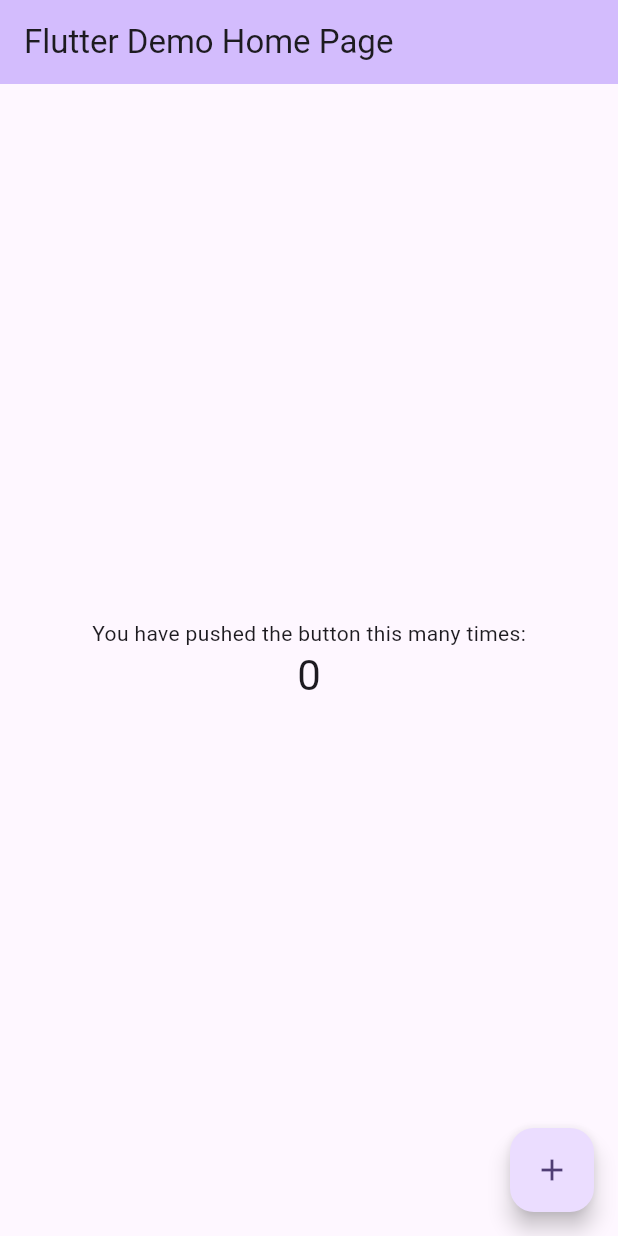
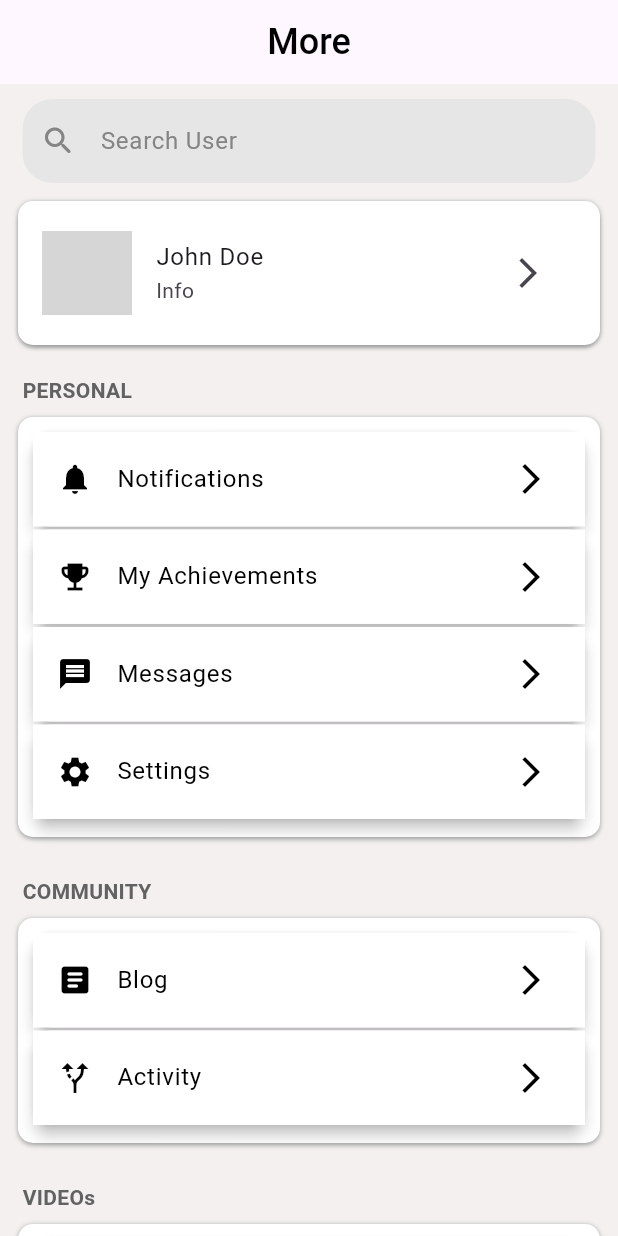
Before and after one commit to imperialrogers/DS304-Project, a Flutter app: the screen it shows after launch, on a phone screen of 412 x 824 dp. Run offline on Flutter 3.47's test engine with Material 3 defaults, Android fonts, the phone set to English and light mode, and no system bars; network calls fail; grey boxes are pictures that could not be loaded.

Commit message:
More Screen

```diff
--- a/lib/main.dart
+++ b/lib/main.dart
@@ -1,3 +1,4 @@
+import 'package:ds304/screens/more.dart';
 import 'package:flutter/material.dart';
 
 void main() {
@@ -7,119 +8,16 @@ void main() {
 class MyApp extends StatelessWidget {
   const MyApp({super.key});
 
-  // This widget is the root of your application.
   @override
   Widget build(BuildContext context) {
     return MaterialApp(
+      debugShowCheckedModeBanner: false,
       title: 'Flutter Demo',
       theme: ThemeData(
-        // This is the theme of your application.
-        //
-        // TRY THIS: Try running your application with "flutter run". You'll see
-        // the application has a blue toolbar. Then, without quitting the app,
-        // try changing the seedColor in the colorScheme below to Colors.green
-        // and then invoke "hot reload" (save your changes or press the "hot
-        // reload" button in a Flutter-supported IDE, or press "r" if you used
-        // the command line to start the app).
-        //
-        // Notice that the counter didn't reset back to zero; the application
-        // state is not lost during the reload. To reset the state, use hot
-        // restart instead.
-        //
-        // This works for code too, not just values: Most code changes can be
-        // tested with just a hot reload.
         colorScheme: ColorScheme.fromSeed(seedColor: Colors.deepPurple),
         useMaterial3: true,
       ),
-      home: const MyHomePage(title: 'Flutter Demo Home Page'),
+      home: const MoreScreen(),
     );
   }
 }
-
-class MyHomePage extends StatefulWidget {
-  const MyHomePage({super.key, required this.title});
-
-  // This widget is the home page of your application. It is stateful, meaning
-  // that it has a State object (defined below) that contains fields that affect
-  // how it looks.
-
-  // This class is the configuration for the state. It holds the values (in this
-  // case the title) provided by the parent (in this case the App widget) and
-  // used by the build method of the State. Fields in a Widget subclass are
-  // always marked "final".
-
-  final String title;
-
-  @override
-  State<MyHomePage> createState() => _MyHomePageState();
-}
-
-class _MyHomePageState extends State<MyHomePage> {
-  int _counter = 0;
-
-  void _incrementCounter() {
-    setState(() {
-      // This call to setState tells the Flutter framework that something has
-      // changed in this State, which causes it to rerun the build method below
-      // so that the display can reflect the updated values. If we changed
-      // _counter without calling setState(), then the build method would not be
-      // called again, and so nothing would appear to happen.
-      _counter++;
-    });
-  }
-
-  @override
-  Widget build(BuildContext context) {
-    // This method is rerun every time setState is called, for instance as done
-    // by the _incrementCounter method above.
-    //
-    // The Flutter framework has been optimized to make rerunning build methods
-    // fast, so that you can just rebuild anything that needs updating rather
-    // than having to individually change instances of widgets.
-    return Scaffold(
-      appBar: AppBar(
-        // TRY THIS: Try changing the color here to a specific color (to
-        // Colors.amber, perhaps?) and trigger a hot reload to see the AppBar
-        // change color while the other colors stay the same.
-        backgroundColor: Theme.of(context).colorScheme.inversePrimary,
-        // Here we take the value from the MyHomePage object that was created by
-        // the App.build method, and use it to set our appbar title.
-        title: Text(widget.title),
-      ),
-      body: Center(
-        // Center is a layout widget. It takes a single child and positions it
-        // in the middle of the parent.
-        child: Column(
-          // Column is also a layout widget. It takes a list of children and
-          // arranges them vertically. By default, it sizes itself to fit its
-          // children horizontally, and tries to be as tall as its parent.
-          //
-          // Column has various properties to control how it sizes itself and
-          // how it positions its children. Here we use mainAxisAlignment to
-          // center the children vertically; the main axis here is the vertical
-          // axis because Columns are vertical (the cross axis would be
-          // horizontal).
-          //
-          // TRY THIS: Invoke "debug painting" (choose the "Toggle Debug Paint"
-          // action in the IDE, or press "p" in the console), to see the
-          // wireframe for each widget.
-          mainAxisAlignment: MainAxisAlignment.center,
-          children: <Widget>[
-            const Text(
-              'You have pushed the button this many times:',
-            ),
-            Text(
-              '$_counter',
-              style: Theme.of(context).textTheme.headlineMedium,
-            ),
-          ],
-        ),
-      ),
-      floatingActionButton: FloatingActionButton(
-        onPressed: _incrementCounter,
-        tooltip: 'Increment',
-        child: const Icon(Icons.add),
-      ), // This trailing comma makes auto-formatting nicer for build methods.
-    );
-  }
-}
--- /dev/null
+++ b/lib/screens/details.dart
@@ -0,0 +1,17 @@
+import 'package:flutter/material.dart';
+
+class DetailsScreen extends StatelessWidget {
+  const DetailsScreen({super.key});
+
+  @override
+  Widget build(BuildContext context) {
+    return Scaffold(
+      appBar: AppBar(
+        title: const Text('Details Screen'),
+      ),
+      body: const Center(
+        child: Text('Details Screen Content'),
+      ),
+    );
+  }
+}
--- /dev/null
+++ b/lib/screens/more.dart
@@ -0,0 +1,313 @@
+import 'package:ds304/screens/details.dart';
+import 'package:ds304/widgets/custom_card.dart';
+import 'package:flutter/material.dart';
+import 'package:ds304/widgets/search.dart';
+
+class MoreScreen extends StatelessWidget {
+  const MoreScreen({super.key});
+
+  Widget personal(BuildContext context) {
+    return SizedBox(
+      child: Column(
+        crossAxisAlignment: CrossAxisAlignment.start,
+        children: [
+          const Padding(
+            padding: EdgeInsets.only(left: 15.0, bottom: 8.0, top: 8.0),
+            child: Text(
+              "PERSONAL",
+              style: TextStyle(
+                color: Color.fromARGB(255, 99, 98, 98),
+                fontSize: 14,
+                fontWeight: FontWeight.w600,
+              ),
+            ),
+          ),
+          Padding(
+            padding: const EdgeInsets.symmetric(horizontal: 12.0),
+            child: Container(
+              decoration: BoxDecoration(
+                borderRadius: BorderRadius.circular(10),
+                color: Colors.white,
+                boxShadow: const [
+                  BoxShadow(
+                    color: Colors.grey,
+                    blurRadius: 2,
+                    offset: Offset(0, 1),
+                  ),
+                ],
+              ),
+              height: 280,
+              child: Padding(
+                padding: const EdgeInsets.only(top: 8.0),
+                child: Column(
+                  children: [
+                    CustomCard(
+                      icon: Icons.notifications,
+                      title: 'Notifications',
+                      onTap: () {
+                        // Navigate to a new screen
+                        Navigator.push(
+                          context,
+                          MaterialPageRoute(
+                            builder: (context) => const DetailsScreen(),
+                          ),
+                        );
+                      },
+                    ),
+                    CustomCard(
+                      icon: Icons.emoji_events,
+                      title: 'My Achievements',
+                      onTap: () {
+                        // Navigate to a new screen
+                        Navigator.push(
+                          context,
+                          MaterialPageRoute(
+                            builder: (context) => const DetailsScreen(),
+                          ),
+                        );
+                      },
+                    ),
+                    CustomCard(
+                      icon: Icons.message,
+                      title: 'Messages',
+                      onTap: () {
+                        // Handle card 3 tap
+                        Navigator.push(
+                          context,
+                          MaterialPageRoute(
+                            builder: (context) => const DetailsScreen(),
+                          ),
+                        );
+                      },
+                    ),
+                    CustomCard(
+                      icon: Icons.settings,
+                      title: 'Settings',
+                      onTap: () {
+                        // Navigate to a new screen
+                        Navigator.push(
+                          context,
+                          MaterialPageRoute(
+                            builder: (context) => const DetailsScreen(),
+                          ),
+                        );
+                      },
+                    ),
+                  ],
+                ),
+              ),
+            ),
+          )
+        ],
+      ),
+    );
+  }
+
+  Widget community(BuildContext context) {
+    return SizedBox(
+      child: Column(
+        crossAxisAlignment: CrossAxisAlignment.start,
+        children: [
+          const Padding(
+            padding: EdgeInsets.only(left: 15.0, bottom: 8.0, top: 8.0),
+            child: Text(
+              "COMMUNITY",
+              style: TextStyle(
+                color: Color.fromARGB(255, 99, 98, 98),
+                fontSize: 14,
+                fontWeight: FontWeight.w600,
+              ),
+            ),
+          ),
+          Padding(
+            padding: const EdgeInsets.symmetric(horizontal: 12.0),
+            child: Container(
+              decoration: BoxDecoration(
+                borderRadius: BorderRadius.circular(10),
+                color: Colors.white,
+                boxShadow: const [
+                  BoxShadow(
+                    color: Colors.grey,
+                    blurRadius: 2,
+                    offset: Offset(0, 1),
+                  ),
+                ],
+              ),
+              height: 150,
+              child: Padding(
+                padding: const EdgeInsets.only(top: 8.0),
+                child: Column(
+                  children: [
+                    CustomCard(
+                      icon: Icons.article_rounded,
+                      title: 'Blog',
+                      onTap: () {
+                        // Navigate to a new screen
+                        Navigator.push(
+                          context,
+                          MaterialPageRoute(
+                            builder: (context) => const DetailsScreen(),
+                          ),
+                        );
+                      },
+                    ),
+                    CustomCard(
+                      icon: Icons.alt_route_sharp,
+                      title: 'Activity',
+                      onTap: () {
+                        // Navigate to a new screen
+                        Navigator.push(
+                          context,
+                          MaterialPageRoute(
+                            builder: (context) => const DetailsScreen(),
+                          ),
+                        );
+                      },
+                    ),
+                  ],
+                ),
+              ),
+            ),
+          )
+        ],
+      ),
+    );
+  }
+
+  Widget video(BuildContext context) {
+    return SizedBox(
+      child: Column(
+        crossAxisAlignment: CrossAxisAlignment.start,
+        children: [
+          const Padding(
+            padding: EdgeInsets.only(left: 15.0, bottom: 8.0, top: 8.0),
+            child: Text(
+              "VIDEOs",
+              style: TextStyle(
+                color: Color.fromARGB(255, 99, 98, 98),
+                fontSize: 14,
+                fontWeight: FontWeight.w600,
+              ),
+            ),
+          ),
+          Padding(
+            padding: const EdgeInsets.symmetric(horizontal: 12.0),
+            child: Container(
+              decoration: BoxDecoration(
+                borderRadius: BorderRadius.circular(10),
+                color: Colors.white,
+                boxShadow: const [
+                  BoxShadow(
+                    color: Colors.grey,
+                    blurRadius: 2,
+                    offset: Offset(0, 1),
+                  ),
+                ],
+              ),
+              height: 90,
+              child: Padding(
+                padding: const EdgeInsets.only(top: 8.0, bottom: 10),
+                child: Column(
+                  children: [
+                    CustomCard(
+                      icon: Icons.videocam_outlined,
+                      title: 'Promo Videos',
+                      onTap: () {
+                        // Navigate to a new screen
+                        Navigator.push(
+                          context,
+                          MaterialPageRoute(
+                            builder: (context) => const DetailsScreen(),
+                          ),
+                        );
+                      },
+                    ),
+                  ],
+                ),
+              ),
+            ),
+          )
+        ],
+      ),
+    );
+  }
+
+  @override
+  Widget build(BuildContext context) {
+    return Scaffold(
+      backgroundColor: const Color.fromARGB(255, 244, 240, 240),
+      appBar: AppBar(
+        title: const Text(
+          'More',
+          style: TextStyle(
+            color: Colors.black,
+            fontSize: 24,
+            fontWeight: FontWeight.w500,
+          ),
+        ),
+        centerTitle: true,
+      ),
+      body: SingleChildScrollView(
+        child: Column(
+          crossAxisAlignment: CrossAxisAlignment.stretch,
+          children: [
+            // Search Button
+            const SearchWidget(),
+            // Card
+            SizedBox(
+              height: 120,
+              child: Card(
+                margin: const EdgeInsets.all(12.0),
+                child: Container(
+                  decoration: BoxDecoration(
+                    borderRadius: BorderRadius.circular(10),
+                    color: Colors.white,
+                    boxShadow: const [
+                      BoxShadow(
+                        color: Colors.grey,
+                        blurRadius: 2,
+                        offset: Offset(0, 1),
+                      ),
+                    ],
+                  ),
+                  child: Center(
+                    child: ListTile(
+                      leading: const CircleAvatar(
+                        radius: 30,
+                        backgroundImage: NetworkImage(
+                            'https://www.pngkey.com/png/detail/52-523516_empty-profile-picture-circle.png'),
+                      ),
+                      title: const Text('John Doe'),
+                      subtitle: const Text('Info'),
+                      trailing: IconButton(
+                        icon: const Icon(Icons.arrow_forward_ios),
+                        onPressed: () {
+                          // Navigate to a new screen
+                          Navigator.push(
+                            context,
+                            MaterialPageRoute(
+                              builder: (context) => const DetailsScreen(),
+                            ),
+                          );
+                        },
+                      ),
+                    ),
+                  ),
+                ),
+              ),
+            ),
+            personal(context),
+            const SizedBox(
+              height: 18,
+            ),
+            community(context),
+            const SizedBox(
+              height: 18,
+            ),
+            video(context),
+          ],
+        ),
+      ),
+    );
+  }
+}
--- /dev/null
+++ b/lib/widgets/custom_card.dart
@@ -0,0 +1,39 @@
+import 'package:flutter/material.dart';
+
+class CustomCard extends StatelessWidget {
+  final IconData icon;
+  final String title;
+  final Function onTap;
+
+  const CustomCard(
+      {super.key,
+      required this.icon,
+      required this.title,
+      required this.onTap});
+
+  @override
+  Widget build(BuildContext context) {
+    return SizedBox(
+      height: 65,
+      child: Card(
+        margin: const EdgeInsets.only(left: 10.0, right: 10.0, top: 2.0),
+        elevation: 4.0,
+        child: Container(
+          color: Colors.white,
+          child: Center(
+            child: ListTile(
+              iconColor: Colors.black,
+              textColor: Colors.black,
+              leading: Icon(icon),
+              title: Text(title),
+              trailing: const Icon(Icons.arrow_forward_ios),
+              onTap: () {
+                onTap();
+              },
+            ),
+          ),
+        ),
+      ),
+    );
+  }
+}
--- /dev/null
+++ b/lib/widgets/search.dart
@@ -0,0 +1,39 @@
+import 'package:flutter/material.dart';
+
+class SearchWidget extends StatelessWidget {
+  const SearchWidget({
+    Key? key,
+  }) : super(key: key);
+
+  @override
+  Widget build(BuildContext context) {
+    return Container(
+      margin: const EdgeInsets.only(
+        left: 15.0,
+        right: 15.0,
+        top: 10.0,
+      ),
+      child: TextFormField(
+        // controller: _searchController,
+        onFieldSubmitted: null,
+        decoration: InputDecoration(
+          filled: true,
+          fillColor: const Color.fromARGB(255, 230, 230, 230),
+          hintText: "Search User",
+          hintStyle: const TextStyle(color: Color.fromARGB(255, 79, 79, 79)),
+          labelText: 'Search User',
+          labelStyle:
+              const TextStyle(color: Color.fromARGB(255, 133, 133, 133)),
+          border: OutlineInputBorder(
+            borderRadius: BorderRadius.circular(20),
+            borderSide: BorderSide.none,
+          ),
+          prefixIcon: const Icon(
+            Icons.search_rounded,
+            color: Color.fromARGB(255, 133, 133, 133),
+          ),
+        ),
+      ),
+    );
+  }
+}
```
Also changed, not shown: 1 other file.
